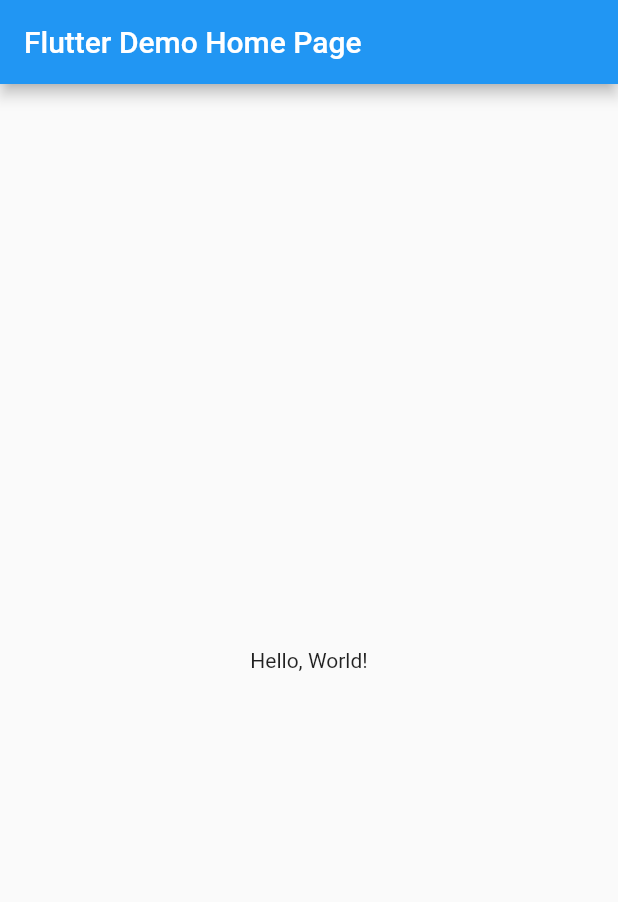
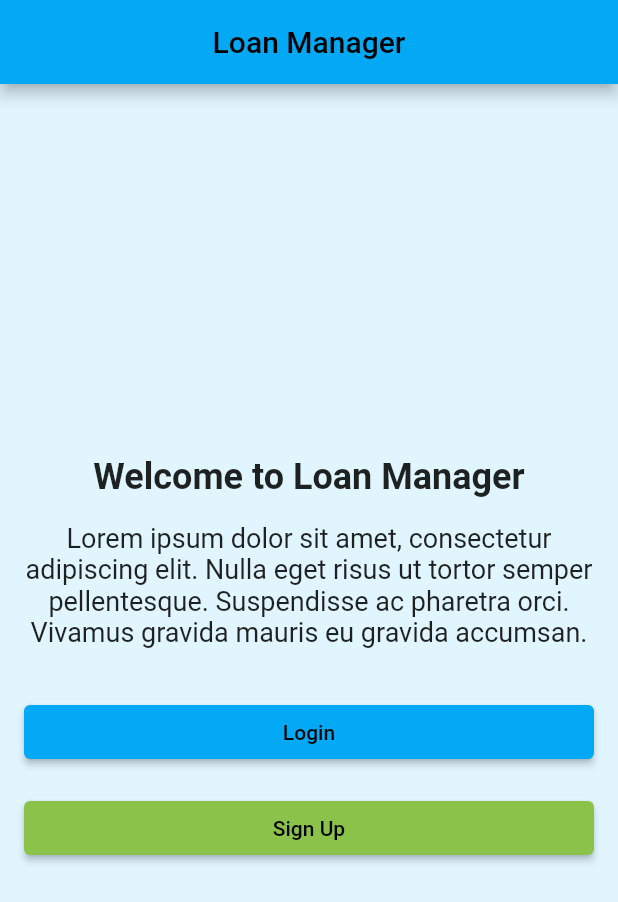
Before and after one commit to tejasgowdaki/learn-flutter, a Flutter app: the screen it shows after launch, on a phone screen of 412 x 824 dp. Shown: the top 902 px of the screen. Run offline on Flutter 3.47's test engine with Material 2 defaults, Android fonts, the phone set to English and light mode, and no system bars.

Commit message:
initial commit

```diff
--- /dev/null
+++ b/lib/login/landing.dart
@@ -0,0 +1,68 @@
+import 'package:flutter/material.dart';
+import 'main.dart';
+import 'sign-up.dart';
+
+class LandingPage extends StatelessWidget {
+  @override
+  Widget build(BuildContext context) {
+    return Scaffold(
+      appBar: AppBar(
+        title: Text('Loan Manager'),
+        centerTitle: true,
+      ),
+      body: Padding(
+        padding: EdgeInsets.all(16.0),
+        child: Column(
+          mainAxisAlignment: MainAxisAlignment.center,
+          crossAxisAlignment: CrossAxisAlignment.stretch,
+          children: [
+            Text(
+              'Welcome to Loan Manager',
+              style: TextStyle(
+                fontSize: 24.0,
+                fontWeight: FontWeight.bold,
+              ),
+              textAlign: TextAlign.center,
+            ),
+            SizedBox(height: 16.0),
+            Text(
+              'Lorem ipsum dolor sit amet, consectetur adipiscing elit. Nulla eget risus ut tortor semper pellentesque. Suspendisse ac pharetra orci. Vivamus gravida mauris eu gravida accumsan.',
+              style: TextStyle(fontSize: 18.0),
+              textAlign: TextAlign.center,
+            ),
+            SizedBox(height: 32.0),
+            ElevatedButton(
+              onPressed: () {
+                Navigator.push(
+                  context,
+                  MaterialPageRoute(
+                    builder: (context) => Login(),
+                  ),
+                );
+              },
+              child: Text('Login'),
+              style: ElevatedButton.styleFrom(
+                primary: Colors.lightBlue,
+              ),
+            ),
+            SizedBox(height: 16.0),
+            ElevatedButton(
+              onPressed: () {
+                Navigator.push(
+                  context,
+                  MaterialPageRoute(
+                    builder: (context) => SignUpPage(),
+                  ),
+                );
+              },
+              child: Text('Sign Up'),
+              style: ElevatedButton.styleFrom(
+                primary: Colors.lightGreen,
+              ),
+            ),
+          ],
+        ),
+      ),
+    );
+  }
+}
--- /dev/null
+++ b/lib/login/main.dart
@@ -0,0 +1,22 @@
+import 'package:flutter/material.dart';
+import 'package:helloworld/login/landing.dart';
+import 'package:helloworld/login/login.dart';
+import 'package:helloworld/login/verify_otp.dart';
+
+class Login extends StatelessWidget {
+  @override
+  Widget build(BuildContext context) {
+    return MaterialApp(
+      theme: ThemeData(
+        primaryColor: Colors.lightBlue,
+        scaffoldBackgroundColor: Colors.lightBlue[50],
+      ),
+      initialRoute: '/login', // Update the initial route to '/login'
+      routes: {
+        '/': (context) => LandingPage(), // Change the route to '/login'
+        '/login': (context) => LoginPage(), // Change the route to '/login'
+        '/verifyOtp': (context) => VerifyOtpPage(),
+      },
+    );
+  }
+}
--- a/lib/main.dart
+++ b/lib/main.dart
@@ -1,42 +1,24 @@
 import 'package:flutter/material.dart';
+import 'package:helloworld/login/landing.dart';
+import 'login/landing.dart';
 
-void main() => runApp(MyApp());
+void main() {
+  runApp(MyApp());
+}
 
 class MyApp extends StatelessWidget {
-  const MyApp({super.key});
-  // This widget is the root of your application.
   @override
   Widget build(BuildContext context) {
     return MaterialApp(
-      // Application name
-      title: 'Flutter Hello World',
-      // Application theme data, you can set the colors for the application as
-      // you want
+      title: 'Loan Manager',
       theme: ThemeData(
-        primarySwatch: Colors.blue,
+        primarySwatch: Colors.lightBlue,
+        scaffoldBackgroundColor: Colors.lightBlue[50],
       ),
-      // A widget which will be started on application startup
-      home: MyHomePage(title: 'Flutter Demo Home Page'),
+      initialRoute: '/', // Update the initial route to '/login'
+      routes: {
+        '/': (context) => LandingPage(), // Change the route to '/login'
+      },
     );
   }
 }
-
-class MyHomePage extends StatelessWidget {
-  final String title;
-  const MyHomePage({super.key, required this.title});
-
-  @override
-  Widget build(BuildContext context) {
-    return Scaffold(
-      appBar: AppBar(
-        // The title text which will be shown on the action bar
-        title: Text(title),
-      ),
-      body: Center(
-        child: Text(
-          'Hello, World!',
-        ),
-      ),
-    );
-  }
-}
--- a/pubspec.yaml
+++ b/pubspec.yaml
@@ -19,6 +19,7 @@ environment:
 dependencies:
   flutter:
     sdk: flutter
+  pin_code_text_field: ^1.8.0
 
 dev_dependencies:
   flutter_test:
```
Also changed, not shown: lib/login/login.dart (added, +117 -0 lines), lib/login/sign-up.dart (added, +39 -0 lines), lib/login/verify_otp.dart (added, +118 -0 lines).
